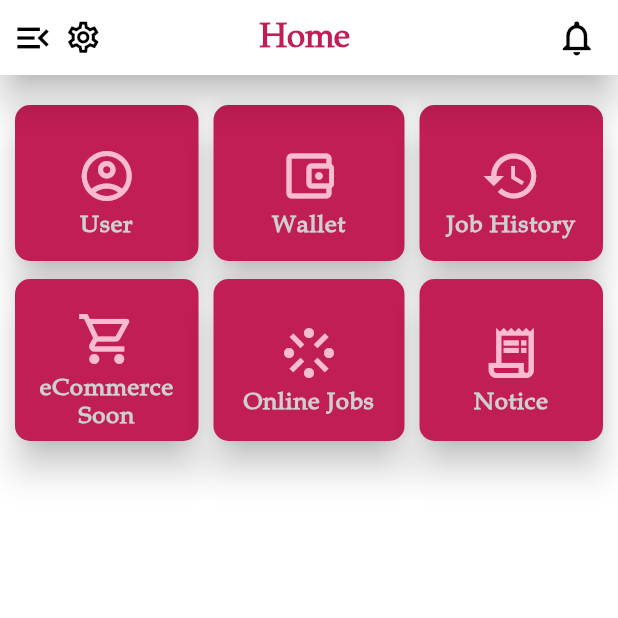
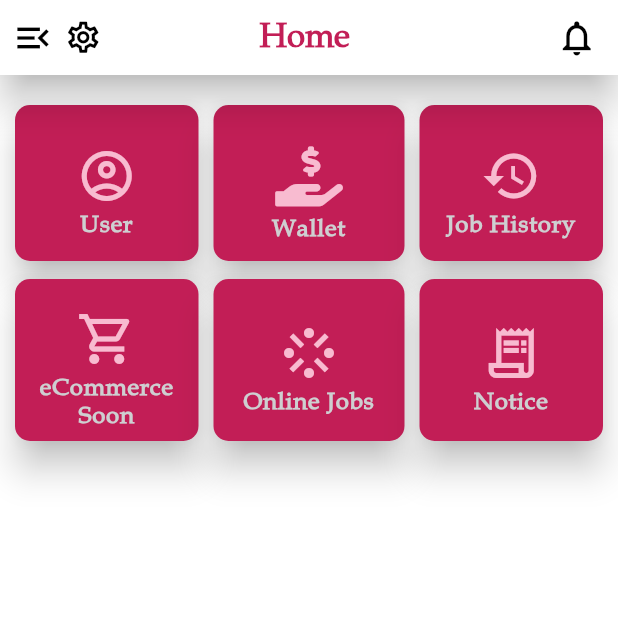
Before and after one commit to sohailmahmud/redid, a Flutter app: the Dashboard screen opened by its route, on a phone screen of 412 x 824 dp, the top half of it. Run offline on Flutter 3.47's test engine with Material 2 defaults, Android fonts, the light colour scheme and no system bars; our stand-ins replace flutter_otp_text_field, font_awesome_flutter, intl_phone_number_input; statements that could not run were skipped; project files that could hold a hidden picture were left out.

Commit message:
dashboard minor fix

```diff
--- a/lib/src/views/dashboard/dashboard.dart
+++ b/lib/src/views/dashboard/dashboard.dart
@@ -3,6 +3,7 @@ import 'package:flutter/cupertino.dart';
 import 'package:flutter/material.dart';
 import 'package:redid/src/styles/colors.dart';
 import 'package:redid/src/views/drawer/customdrawer.dart';
+import 'package:font_awesome_flutter/font_awesome_flutter.dart';
 
 class Dashboard extends StatefulWidget {
   const Dashboard({Key? key}) : super(key: key);
@@ -14,6 +15,10 @@ class Dashboard extends StatefulWidget {
 }
 
 class DashboardState extends State<Dashboard> {
+  get holding => null;
+
+  get usd => null;
+
   @override
   Widget build(BuildContext context) {
     final appBar = AppBar(
@@ -180,9 +185,9 @@ class DashboardState extends State<Dashboard> {
                         padding: const EdgeInsets.only(top: 10),
                         child: const CircleAvatar(
                           backgroundColor: Colors.transparent,
-                          radius: 22.0,
-                          child: Icon(
-                            Icons.account_balance_wallet_outlined,
+                          radius: 25.0,
+                          child: FaIcon(
+                            FontAwesomeIcons.handHoldingUsd,
                             size: 40,
                           ),
                         ),
--- a/pubspec.yaml
+++ b/pubspec.yaml
@@ -15,6 +15,8 @@ dependencies:
   cupertino_icons: ^1.0.2
   intl_phone_number_input: ^0.7.0+2
   flutter_otp_text_field: ^1.0.0
+  font_awesome_flutter: ^9.2.0
+  otp_timer_button: ^1.1.0
 
 dev_dependencies:
   flutter_test:
```
Also changed, not shown: pubspec.lock.
